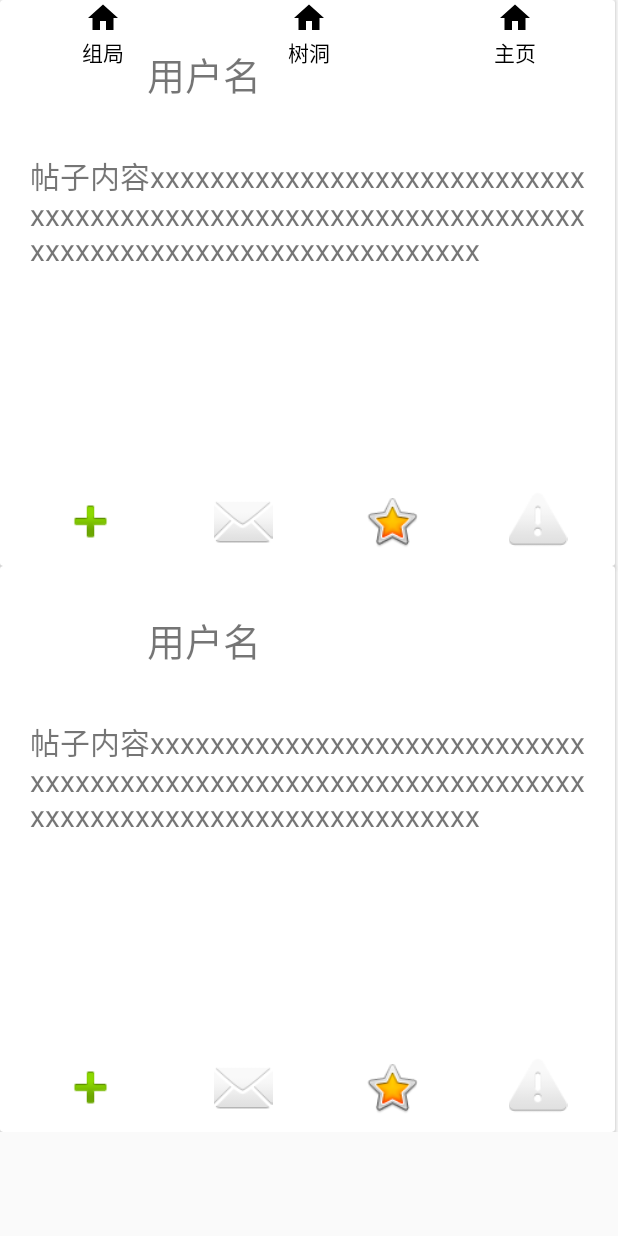
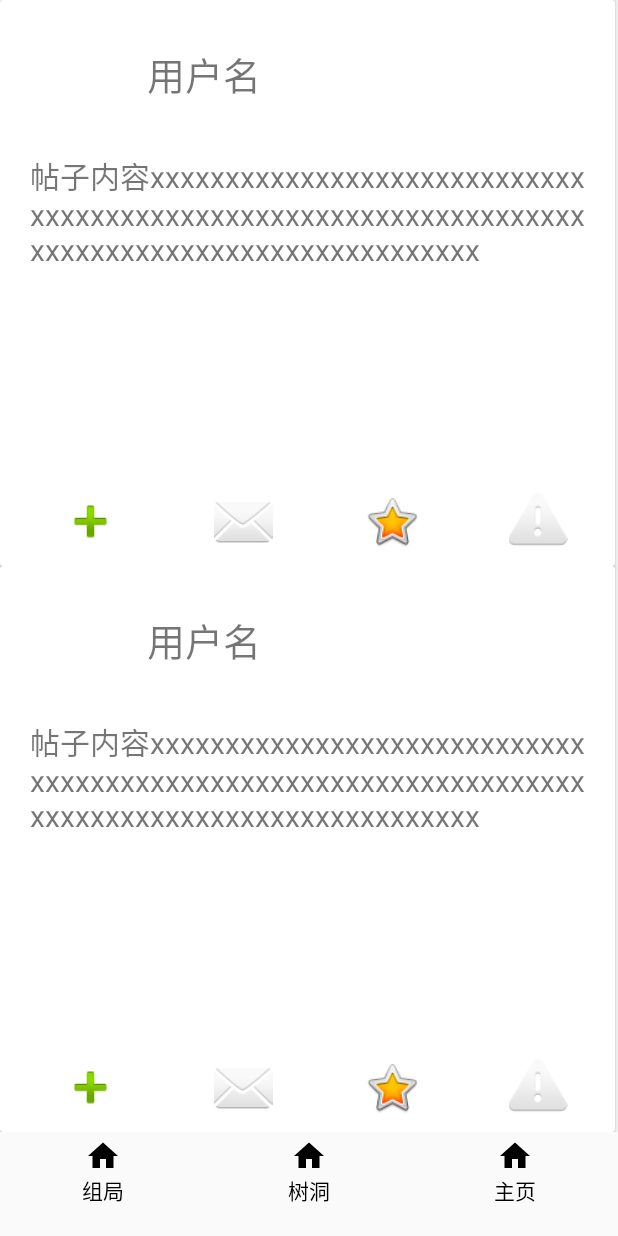
Before and after one commit to yufoo1/Hangyou, an Android app: the TreeHoleActivity screen opened directly, with no data from a screen before it, on a phone screen of 412 x 824 dp. Run offline under Robolectric (Android 15) with nearby library versions, the phone set to English and light mode, and no system bars.

Commit message:
调整导航栏位置

```diff
--- a/app/src/main/res/layout/fragment_tree_hole.xml
+++ b/app/src/main/res/layout/fragment_tree_hole.xml
@@ -5,6 +5,10 @@
     android:layout_width="match_parent"
     android:layout_height="match_parent"
     tools:context=".ui.tree_hole.TreeHoleFragment">
+    <LinearLayout
+        android:layout_width="match_parent"
+        android:layout_height="match_parent"
+        android:orientation="vertical">
         <ScrollView
             android:layout_width="fill_parent"
             android:layout_height="wrap_content"
@@ -175,8 +179,9 @@
             android:id="@+id/tree_hole_tabs"
             android:layout_width="fill_parent"
             android:layout_height="0dp"
-        android:gravity="center_vertical"
-        android:layout_alignParentBottom="true"
+            android:layout_weight="1"
+            android:gravity="bottom"
+            android:layout_marginBottom="20dp"
             android:orientation="horizontal">
 
             <RadioButton
@@ -212,4 +217,5 @@
                 android:paddingLeft="0dp"
                 android:text="主页" />
         </RadioGroup>
+    </LinearLayout>
 </androidx.constraintlayout.widget.ConstraintLayout>
```
Also changed, not shown: app/src/main/res/layout/fragment_group.xml (+10 -5 lines), app/src/main/res/layout/fragment_home_page.xml (+16 -11 lines). Lines whose indentation alone changed are shown as unchanged.
